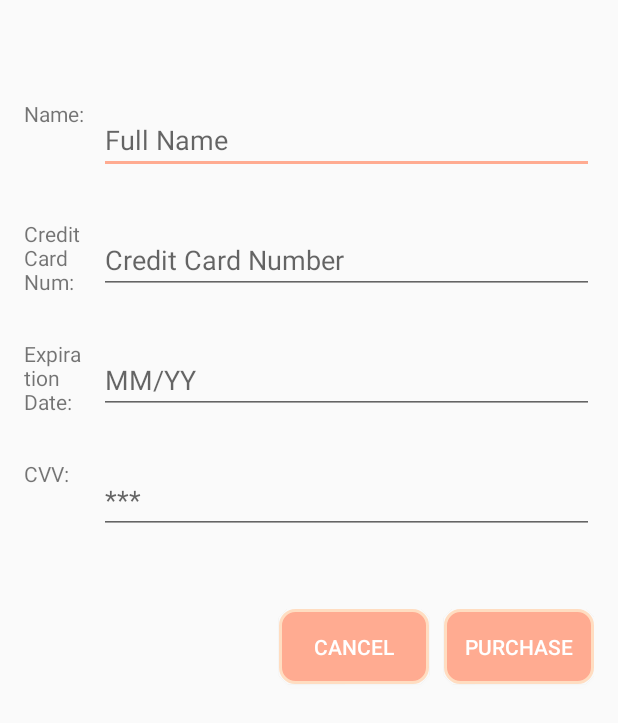
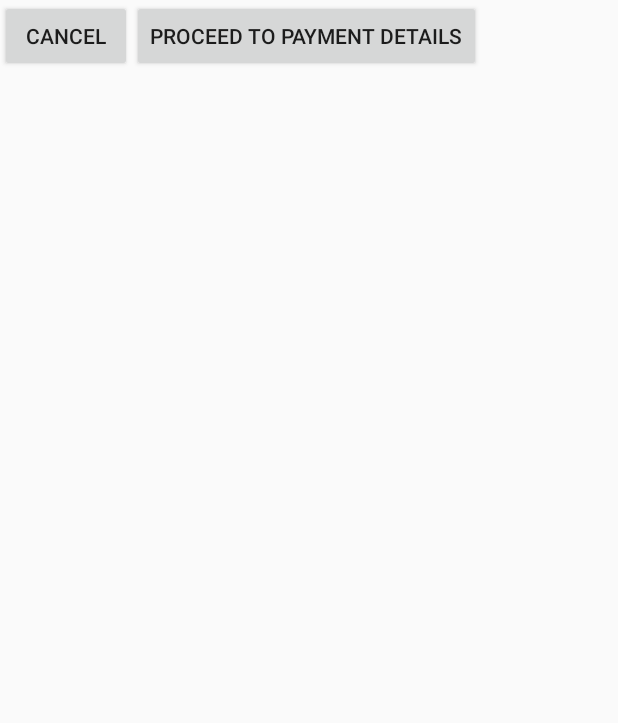
Before and after one commit to juanrubioutah/FBLA_APP_FINAL, an Android app: the PurchaseActivity screen opened directly, with no data from a screen before it, on a phone screen of 412 x 824 dp. Shown: the top 723 px of the screen. Run offline under Robolectric (Android 15) with nearby library versions, the phone set to English and light mode, and no system bars.

Commit message:
Purchasing Part 2 UNSTABLE-DO NOT RUN

```diff
--- a/FBLA_APP_FINAL/app/src/main/AndroidManifest.xml
+++ b/FBLA_APP_FINAL/app/src/main/AndroidManifest.xml
@@ -20,7 +20,7 @@
             </intent-filter>
         </activity>
         <activity android:name=".ItemInformationActivity" />
-        <activity android:name=".PurchaseActivity" />
+        <activity android:name=".PaymentDetailsActivity" />
         <activity android:name=".MainMenuActivity" />
         <activity android:name=".ItemDonationActivity" />
         <activity android:name=".PurchaseCompletedActivity" />
@@ -38,7 +38,8 @@
             android:name=".FeaturedItemsActivity"
             android:label="@string/title_activity_featured_items"
             android:theme="@style/AppTheme" />
-        <activity android:name=".SearchActivity"></activity>
+        <activity android:name=".SearchActivity" />
+        <activity android:name=".PurchaseActivity"></activity>
     </application>
 
 </manifest>
--- a/FBLA_APP_FINAL/app/src/main/java/com/example/juanrubio/fbla_app_final/PurchaseActivity.java
+++ b/FBLA_APP_FINAL/app/src/main/java/com/example/juanrubio/fbla_app_final/PurchaseActivity.java
@@ -6,78 +6,56 @@ import android.support.annotation.RequiresApi;
 import android.support.v7.app.AppCompatActivity;
 import android.os.Bundle;
 import android.view.View;
-import android.widget.EditText;
+import android.widget.LinearLayout;
+import android.widget.ScrollView;
 import android.widget.TextView;
+
+import java.util.ArrayList;
 
 @RequiresApi(api = Build.VERSION_CODES.JELLY_BEAN)
 public class PurchaseActivity extends AppCompatActivity {
 
-    ItemManager myItemManager = MainActivity.getGlobalItemManager();
-    Item myItem;
-    int myIndex;
+    ScrollView scrollView;
 
-    TextView incompleteTextView;
+    CartManager manager = MainActivity.getGlobalCartManager();
 
-    EditText creditCardNumberEditText;
-    EditText creditCardExpirationEditText;
-    EditText creditCardCVVEditText;
-
-    int creditCardNumber;
-    String creditCardExpiration;
-    int creditCardCVV;
+    public int totalPrice;
 
     @Override
     protected void onCreate(Bundle savedInstanceState) {
         super.onCreate(savedInstanceState);
         setContentView(R.layout.activity_purchase);
 
-        incompleteTextView = (TextView)findViewById(R.id.incompleteTextView);
-        creditCardNumberEditText = (EditText)findViewById(R.id.purchaseCreditCardNumber);
-        creditCardExpirationEditText = (EditText)findViewById(R.id.purchaseCreditCardExpiration);
-        creditCardCVVEditText = (EditText)findViewById(R.id.purchaseCreditCardCVV);
+        scrollView = (ScrollView)findViewById(R.id.purchaseScrollView);
 
-        Intent intent = getIntent();
-        myIndex = intent.getIntExtra("itemIndex", 0);
+        ArrayList<Item> cart = new ArrayList<Item>();
+        cart = manager.getCart();
 
-        myItem = myItemManager.getItem(myIndex);
+        for(int i = 0; i<cart.size(); i++){
+            TextView nameTextView = new TextView(this);
+            TextView priceTextView = new TextView(this);
+            LinearLayout layout = new LinearLayout(this);
+            nameTextView.setText(cart.get(i).getName());
+            priceTextView.setText(cart.get(i).getPrice());
+            int price = Integer.parseInt(cart.get(i).getPrice());
+            totalPrice = totalPrice + price; //This is the key line here. adds the current item's price to the total price
+            layout.setOrientation(LinearLayout.HORIZONTAL);
+            layout.addView(nameTextView);
+            layout.addView(priceTextView);
+            scrollView.addView(layout);
+        }
+        TextView totalPriceTextView = new TextView(this);
+        totalPriceTextView.setText("GRAND TOTAL: "+totalPrice);
+
 
     }
-    public void purchase(View view){
-        if(!(creditCardNumberEditText.getText().toString().equals(""))){
-            if(!(creditCardExpirationEditText.getText().toString().equals(""))){
-                if(!(creditCardCVVEditText.getText().toString().equals(""))){
-                    try{
-                        creditCardNumber = Integer.parseInt(creditCardNumberEditText.getText().toString());
-                    }
-                    catch(Exception e){
-                        e.printStackTrace();
-                        incompleteTextView.setVisibility(View.VISIBLE);
-                        return;
-                    }
-                    creditCardExpiration = creditCardExpirationEditText.getText().toString();
-                    try{
-                        creditCardCVV = Integer.parseInt(creditCardCVVEditText.getText().toString());
-                    }
-                    catch(Exception e){
-                        e.printStackTrace();
-                        incompleteTextView.setVisibility(View.VISIBLE);
-                        return;
-                    }
-                    Intent intent = new Intent(getBaseContext(), PurchaseCompletedActivity.class);
-                    startActivity(intent);
-                }
-                incompleteTextView.setVisibility(View.VISIBLE);
-                return;
-            }
-            incompleteTextView.setVisibility(View.VISIBLE);
-            return;
-        }
-        incompleteTextView.setVisibility(View.VISIBLE);
-        return;
+    public void pay(View view){
+        manager.setTotalCost(totalPrice);
+        Intent intent = new Intent(this, PaymentDetailsActivity.class);
+        startActivity(intent);
     }
     public void cancel(View view){
-        Intent intent = new Intent(this, ItemInformationActivity.class);
-        intent.putExtra("itemIndex", myIndex);
+        Intent intent = new Intent(this, MainMenuActivity.class);
         startActivity(intent);
     }
 }
--- a/FBLA_APP_FINAL/app/src/main/res/layout/activity_featured_items.xml
+++ b/FBLA_APP_FINAL/app/src/main/res/layout/activity_featured_items.xml
@@ -24,7 +24,7 @@
         android:fitsSystemWindows="true"
         app:headerLayout="@layout/nav_header_featured_items">
 
-        <RelativeLayout
+        <LinearLayout
             android:layout_width="match_parent"
             android:layout_height="match_parent"
             android:id="@+id/cartLayout">
@@ -61,7 +61,7 @@
                         android:onClick="completePurchase"/>
                 </LinearLayout>
 
-        </RelativeLayout>
+        </LinearLayout>
 
     </android.support.design.widget.NavigationView>
 
--- a/FBLA_APP_FINAL/app/src/main/res/layout/activity_purchase.xml
+++ b/FBLA_APP_FINAL/app/src/main/res/layout/activity_purchase.xml
@@ -6,124 +6,29 @@
     android:layout_height="match_parent"
     tools:context="com.example.juanrubio.fbla_app_final.PurchaseActivity">
 
-    <LinearLayout
+    <ScrollView
         android:layout_width="match_parent"
         android:layout_height="match_parent"
-        android:orientation="vertical"
-        android:paddingBottom="@dimen/activity_vertical_margin"
-        android:paddingLeft="@dimen/activity_horizontal_margin"
-        android:paddingRight="@dimen/activity_horizontal_margin"
-        android:paddingTop="@dimen/activity_vertical_margin"
-        android:background="@color/colorBackGround">
+        android:id="@+id/purchaseScrollView">
 
-        <TextView
-            android:layout_width="match_parent"
-            android:layout_height="50dp"
-            android:text="Please Complete All Fields"
-            android:id="@+id/purchaseIncompleteTextView"
-            android:visibility="invisible"/>
+
+    </ScrollView>
 
     <LinearLayout
         android:layout_width="match_parent"
-            android:layout_height="50dp"
-            android:orientation="horizontal">
-
-            <TextView
-                android:layout_width="50dp"
-                android:layout_height="match_parent"
-                android:text="Name:"/>
-
-            <EditText
-                android:layout_width="match_parent"
-                android:layout_height="match_parent"
-                android:id="@+id/purchaseCreditCardName"
-                android:hint="Full Name"
-                android:gravity="bottom"/>
-        </LinearLayout>
-
-        <LinearLayout
-            android:layout_width="match_parent"
-            android:layout_height="50dp"
-            android:orientation="horizontal"
-            android:layout_marginTop="30dp">
-
-            <TextView
-                android:layout_width="50dp"
-                android:layout_height="match_parent"
-                android:text="Credit Card Num:"/>
-
-            <EditText
-                android:layout_width="match_parent"
-                android:layout_height="match_parent"
-                android:id="@+id/purchaseCreditCardNumber"
-                android:hint="Credit Card Number"
-                android:gravity="bottom"/>
-        </LinearLayout>
-
-        <LinearLayout
-            android:layout_width="match_parent"
-            android:layout_height="50dp"
-            android:orientation="horizontal"
-            android:layout_marginTop="30dp">
-
-            <TextView
-                android:layout_width="50dp"
-                android:layout_height="match_parent"
-                android:text="Expiration Date:"
-                />
-
-            <EditText
-                android:layout_width="match_parent"
-                android:layout_height="match_parent"
-                android:id="@+id/purchaseCreditCardExpiration"
-                android:hint="MM/YY"
-                android:gravity="bottom"/>
-        </LinearLayout>
-
-        <LinearLayout
-            android:layout_width="match_parent"
-            android:layout_height="50dp"
-            android:orientation="horizontal"
-            android:layout_marginTop="30dp">
-
-            <TextView
-                android:layout_width="50dp"
-                android:layout_height="match_parent"
-                android:text="CVV:"/>
-
-            <EditText
-                android:layout_width="match_parent"
-                android:layout_height="match_parent"
-                android:id="@+id/purchaseCreditCardCVV"
-                android:hint="***"
-                android:gravity="bottom"/>
-        </LinearLayout>
-
-        <LinearLayout
-            android:layout_width="match_parent"
-            android:layout_height="100dp"
-            android:orientation="horizontal"
-            android:layout_marginTop="50dp"
-            android:gravity="end">
+        android:layout_height="wrap_content">
 
         <Button
-                android:layout_width="100dp"
-                android:layout_height="50dp"
+            android:layout_width="wrap_content"
+            android:layout_height="wrap_content"
             android:text="Cancel"
-                android:onClick="cancel"
-                android:background="@drawable/btncircle"
-                android:textColor="@color/colorWhiteText"/>
+            android:onClick="cancel" />
 
         <Button
-                android:layout_width="100dp"
-                android:layout_height="50dp"
-                android:text="Purchase"
-                android:onClick="purchase"
-                android:layout_marginLeft="10dp"
-                android:background="@drawable/btncircle"
-                android:textColor="@color/colorWhiteText"/>
-        </LinearLayout>
-
+            android:layout_width="wrap_content"
+            android:layout_height="wrap_content"
+            android:text="Proceed to Payment Details"
+            android:onClick="pay"/>
     </LinearLayout>
 
 </android.support.constraint.ConstraintLayout>
```
Also changed, not shown: FBLA_APP_FINAL/app/src/main/java/com/example/juanrubio/fbla_app_final/CartManager.java (+7 -0 lines), FBLA_APP_FINAL/app/src/main/java/com/example/juanrubio/fbla_app_final/FeaturedItemsActivity.java (+3 -8 lines), FBLA_APP_FINAL/app/src/main/java/com/example/juanrubio/fbla_app_final/PaymentDetailsActivity.java (added, +83 -0 lines), FBLA_APP_FINAL/app/src/main/res/layout/activity_payment_details.xml (added, +129 -0 lines). Lines whose indentation alone changed are shown as unchanged.
